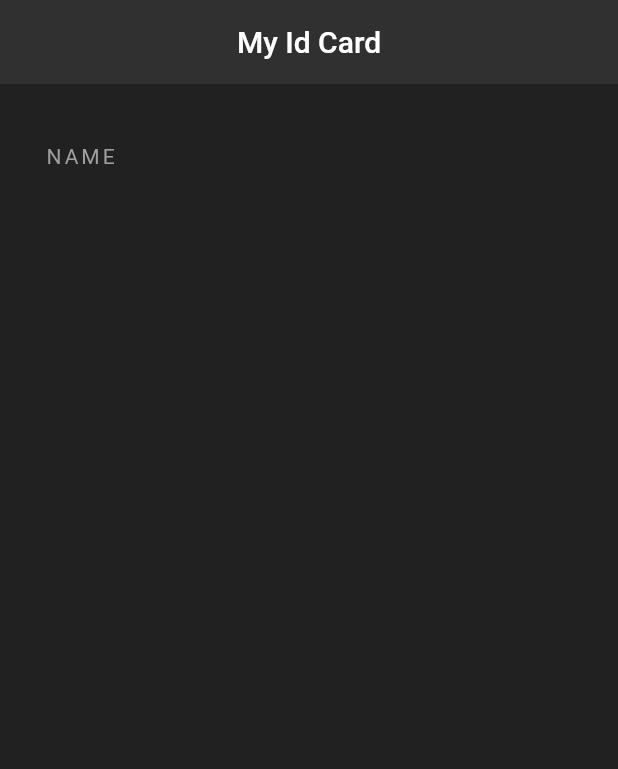
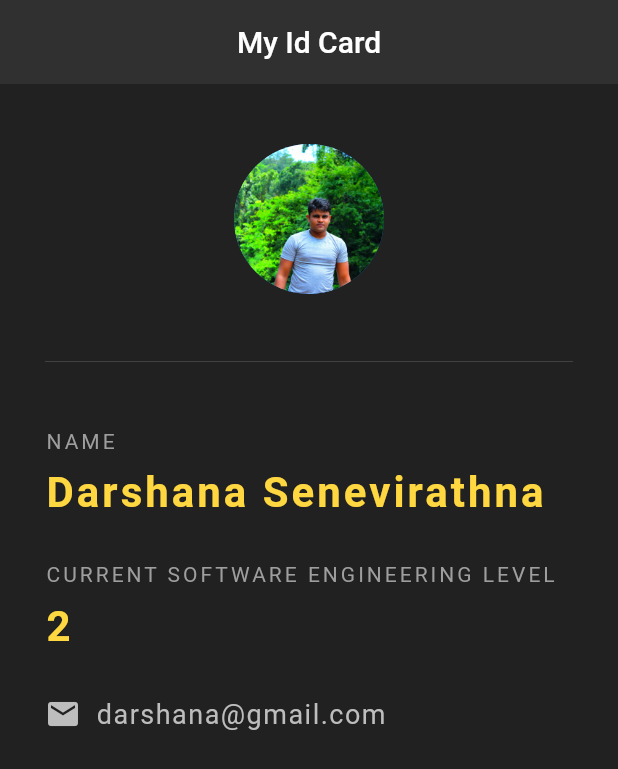
Before and after one commit to Darshana97/My_Flutter_Programms, a Flutter app: the screen it shows after launch, on a phone screen of 412 x 824 dp. Shown: the top 769 px of the screen. Run offline on Flutter 3.47's test engine with Material 2 defaults, Android fonts, the phone set to English and light mode, and no system bars.

Commit message:
Id UI Interface

```diff
--- a/id_ui/lib/main.dart
+++ b/id_ui/lib/main.dart
@@ -18,9 +18,62 @@ class Ui extends StatelessWidget {
       body: Padding(
         padding: EdgeInsets.fromLTRB(30.0, 40.0, 30.0, 0.0),
         child: Column(
+          crossAxisAlignment: CrossAxisAlignment.start,
           children: <Widget>[
+            Center(
+              child: CircleAvatar(
+                backgroundImage: AssetImage("assets/p1.JPG"),
+                radius: 50.0,
+              ),
+            ),
+            Divider(
+              height: 90.0,
+              color: Colors.grey[800],
+            ),
             Text("NAME",
-                style: TextStyle(color: Colors.grey, letterSpacing: 2.0))
+                style: TextStyle(color: Colors.grey, letterSpacing: 2.0)),
+            SizedBox(
+              height: 10.0,
+            ),
+            Text("Darshana Senevirathna",
+                style: TextStyle(
+                    color: Colors.amberAccent[200],
+                    letterSpacing: 2.0,
+                    fontSize: 28.0,
+                    fontWeight: FontWeight.bold)),
+            SizedBox(
+              height: 30.0,
+            ),
+            Text("CURRENT SOFTWARE ENGINEERING LEVEL",
+                style: TextStyle(color: Colors.grey, letterSpacing: 2.0)),
+            SizedBox(
+              height: 10.0,
+            ),
+            Text("2",
+                style: TextStyle(
+                    color: Colors.amberAccent[200],
+                    letterSpacing: 2.0,
+                    fontSize: 28.0,
+                    fontWeight: FontWeight.bold)),
+            SizedBox(height: 30.0),
+            Row(
+              children: <Widget>[
+                Icon(
+                  Icons.email,
+                  color: Colors.grey[400],
+                ),
+                SizedBox(
+                  width: 10.0,
+                ),
+                Text(
+                  "darshana@gmail.com",
+                  style: TextStyle(
+                      color: Colors.grey[400],
+                      fontSize: 18.0,
+                      letterSpacing: 1.0),
+                )
+              ],
+            )
           ],
         ),
       ),
--- a/id_ui/pubspec.yaml
+++ b/id_ui/pubspec.yaml
@@ -41,9 +41,8 @@ flutter:
   uses-material-design: true
 
   # To add assets to your application, add an assets section, like this:
-  # assets:
-  #  - images/a_dot_burr.jpeg
-  #  - images/a_dot_ham.jpeg
+  assets:
+    - assets/
 
   # An image asset can refer to one or more resolution-specific "variants", see
   # https://flutter.dev/assets-and-images/#resolution-aware.
```
